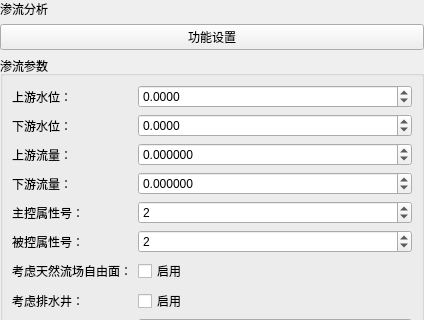
This is plugins/Base_Slover/SeepageWidget.ui in asd977/base_cae as Qt 5 draws it before an edit; both pictures show x 0 to 424 and y 0 to 320 of the 424 by 612 pixel window. The edited form follows.
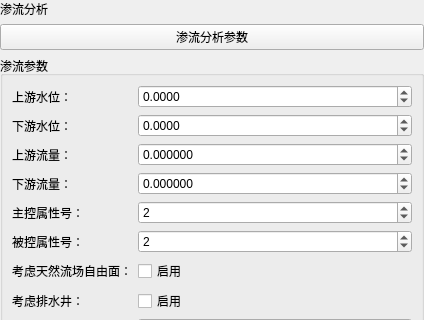
This is the edited form.

Patch:
```diff
--- a/plugins/Base_Slover/SeepageWidget.ui
+++ b/plugins/Base_Slover/SeepageWidget.ui
@@ -36,7 +36,7 @@
    <item>
     <widget class="QPushButton" name="sectionTitleButton">
      <property name="text">
-      <string>功能设置</string>
+      <string>渗流分析参数</string>
      </property>
     </widget>
    </item>
```
Left out of the diff: 16 changed lines with no effect on the pictures.
